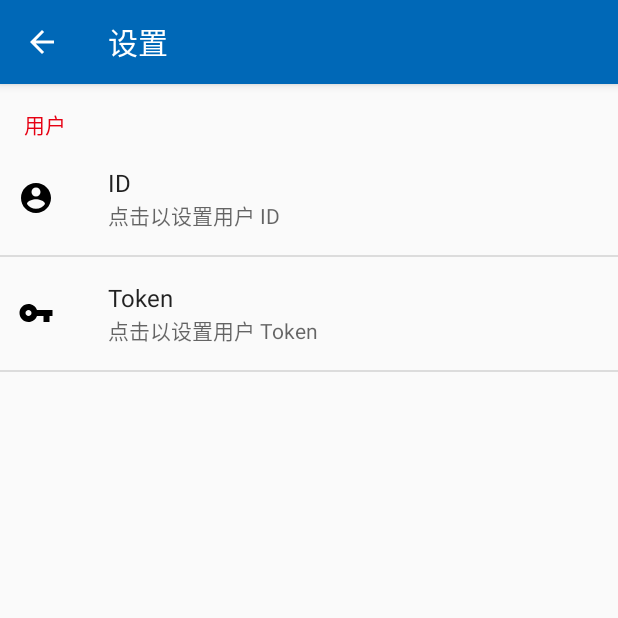
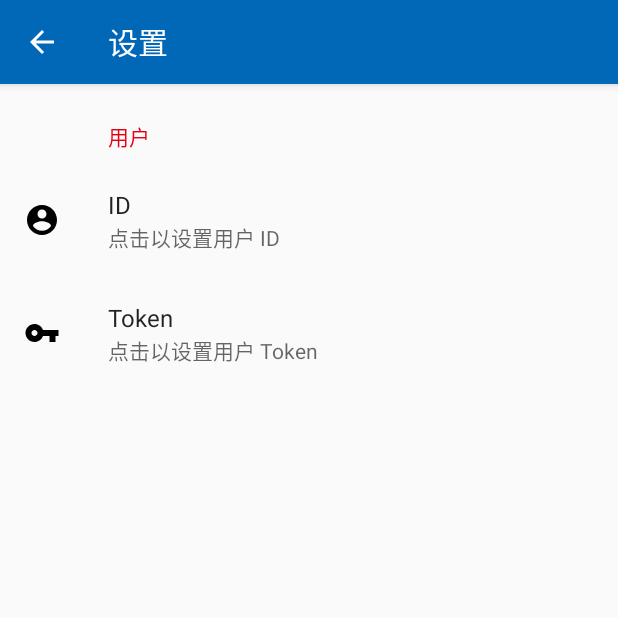
Before and after one commit to lucka-me/LineP, an Android app: the PreferenceActivity screen opened directly, with no data from a screen before it, on a phone screen of 412 x 824 dp, the top half of it. Run offline under Robolectric (Android 15) with nearby library versions, the phone set to English and light mode, and no system bars; our stand-ins replace androidx.preference.

Commit message:
Update
Added
- Support Library
  - v7 Preference
  - v14 Preference

Changed
- Use PreferenceFragmentCompact instead of PreferenceFragment
- Set minSdkVersion to 19 (Android 4.4), not tested yet

```diff
--- a/Android/app/src/main/java/lab/lucka/linep/PreferenceFragmentCustomized.kt
+++ b/Android/app/src/main/java/lab/lucka/linep/PreferenceFragmentCustomized.kt
@@ -1,7 +1,7 @@
 package lab.lucka.linep
 
 import android.os.Bundle
-import android.preference.PreferenceFragment
+import android.support.v7.preference.PreferenceFragmentCompat
 
 
 /**
@@ -10,11 +10,13 @@ import android.preference.PreferenceFragment
 // Preference Activity
 //   Reference: https://developer.android.com/guide/topics/ui/settings.html
 //   Reference: https://www.jianshu.com/p/f5f8834ee9af
+// Use PreferenceFragmentCompact instead of PreferenceFragment
+//   Refrence: https://twitter.com/mariotaku/status/965522876546740224
+//   Refrence: https://medium.com/@JakobUlbrich/building-a-settings-screen-for-android-part-1-5959aa49337c
+//   Refrence: http://www.jcodecraeer.com/a/anzhuokaifa/androidkaifa/2017/0502/7901.html
+class PreferenceFragmentCustomized : PreferenceFragmentCompat() {
 
-class PreferenceFragmentCustomized: PreferenceFragment() {
-
-    override fun onCreate(savedInstanceState: Bundle?) {
-        super.onCreate(savedInstanceState)
+    override fun onCreatePreferences(savedInstanceState: Bundle?, rootKey: String?) {
         addPreferencesFromResource(R.xml.preference)
     }
 }
--- a/Android/app/src/main/res/layout/activity_preference.xml
+++ b/Android/app/src/main/res/layout/activity_preference.xml
@@ -6,4 +6,14 @@
     android:layout_height="match_parent"
     tools:context="lab.lucka.linep.PreferenceActivity">
 
+    <FrameLayout
+        android:id="@+id/preferenceFrame"
+        android:layout_width="0dp"
+        android:layout_height="0dp"
+        app:layout_constraintBottom_toBottomOf="parent"
+        app:layout_constraintEnd_toEndOf="parent"
+        app:layout_constraintStart_toStartOf="parent"
+        app:layout_constraintTop_toTopOf="parent">
+
+    </FrameLayout>
 </android.support.constraint.ConstraintLayout>
--- a/Android/app/src/main/res/values/styles.xml
+++ b/Android/app/src/main/res/values/styles.xml
@@ -6,6 +6,8 @@
         <item name="colorPrimary">@color/colorPrimary</item>
         <item name="colorPrimaryDark">@color/colorPrimaryDark</item>
         <item name="colorAccent">@color/colorAccent</item>
+        <!-- Theme for preference activity-->
+        <item name="preferenceTheme">@style/PreferenceThemeOverlay.v14.Material</item>
     </style>
 
     <style name="AppTheme.NoActionBar">
--- a/Android/app/src/main/res/xml/preference.xml
+++ b/Android/app/src/main/res/xml/preference.xml
@@ -1,21 +1,21 @@
 <?xml version="1.0" encoding="utf-8"?>
-<PreferenceScreen xmlns:android="http://schemas.android.com/apk/res/android">
-    <PreferenceCategory
+<android.support.v7.preference.PreferenceScreen xmlns:android="http://schemas.android.com/apk/res/android">
+    <android.support.v7.preference.PreferenceCategory
         android:key=""
         android:title="@string/pref_category_user_title">
-        <EditTextPreference
+        <android.support.v7.preference.EditTextPreference
             android:dialogIcon="@drawable/ic_pref_user_id"
             android:icon="@drawable/ic_pref_user_id"
             android:inputType="textVisiblePassword"
             android:key="@string/pref_user_id_key"
             android:summary="@string/pref_user_id_summary"
             android:title="@string/pref_user_id_title" />
-        <EditTextPreference
+        <android.support.v7.preference.EditTextPreference
             android:dialogIcon="@drawable/ic_pref_user_token"
             android:icon="@drawable/ic_pref_user_token"
             android:inputType="textPassword"
             android:key="@string/pref_user_token_key"
             android:summary="@string/pref_user_token_summary"
             android:title="@string/pref_user_token_title" />
-    </PreferenceCategory>
-</PreferenceScreen>
+    </android.support.v7.preference.PreferenceCategory>
+</android.support.v7.preference.PreferenceScreen>
```
Also changed, not shown: Android/app/build.gradle (+6 -1 lines), Android/app/src/main/java/lab/lucka/linep/PreferenceActivity.kt (+16 -1 lines), 1 other file.
